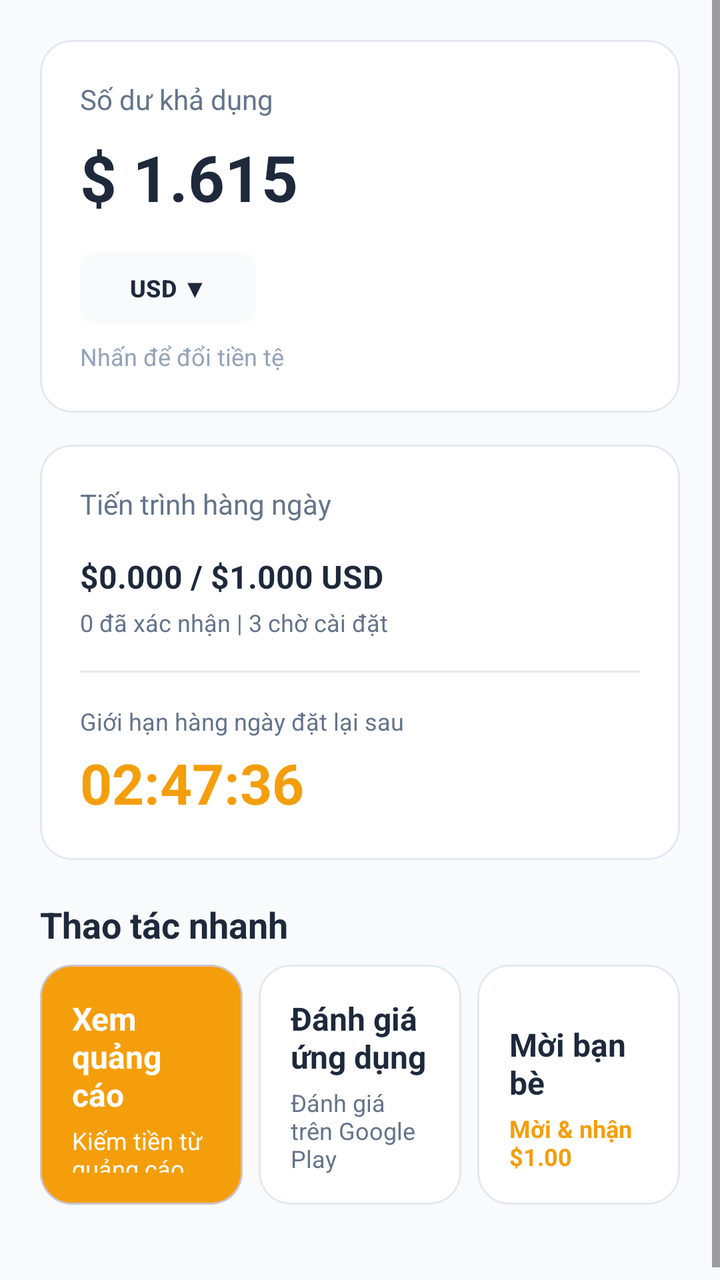
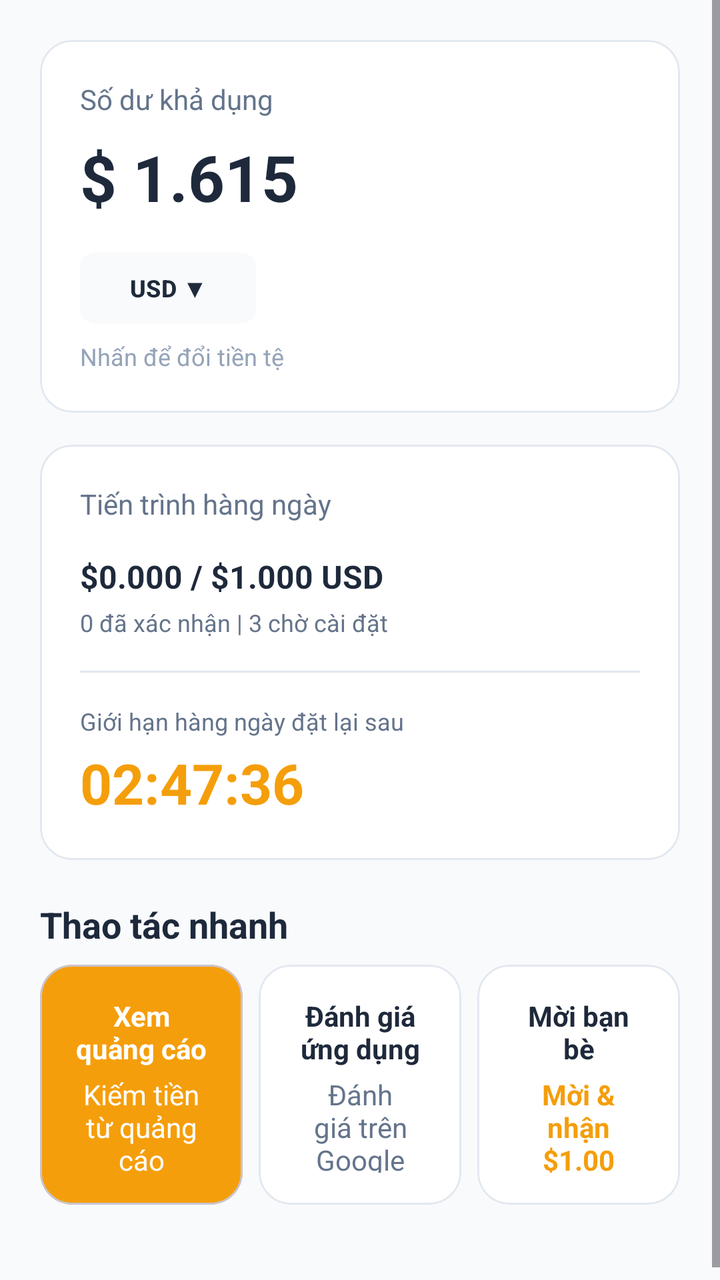

Before-and-after screenshots of an Android layout around one commit, followed by the original layout XML and the change that was made.
<!-- AndroidManifest.xml: application theme Theme.View2Earn -->
<!-- res/layout/fragment_home.xml -->
<?xml version="1.0" encoding="utf-8"?>
<ScrollView xmlns:android="http://schemas.android.com/apk/res/android"
    xmlns:app="http://schemas.android.com/apk/res-auto"
    android:layout_width="match_parent"
    android:layout_height="match_parent"
    android:background="@color/neutral_bg"
    android:fillViewport="true">

    <LinearLayout
        android:layout_width="match_parent"
        android:layout_height="wrap_content"
        android:orientation="vertical"
        android:padding="@dimen/spacing_lg">

        
        <com.google.android.material.card.MaterialCardView
            android:layout_width="match_parent"
            android:layout_height="wrap_content"
            app:cardBackgroundColor="@color/surface"
            app:cardCornerRadius="@dimen/corner_radius_lg"
            app:cardElevation="0dp"
            app:strokeColor="@color/border_color"
            app:strokeWidth="1dp">

            <LinearLayout
                android:layout_width="match_parent"
                android:layout_height="wrap_content"
                android:orientation="vertical"
                android:padding="@dimen/spacing_lg">

                <TextView
                    android:layout_width="wrap_content"
                    android:layout_height="wrap_content"
                    android:text="@string/label_available_balance"
                    android:textColor="@color/text_secondary"
                    android:textSize="@dimen/text_secondary" />

                <TextView
                    android:id="@+id/tvBalance"
                    android:layout_width="wrap_content"
                    android:layout_height="wrap_content"
                    android:layout_marginTop="@dimen/spacing_sm"
                    android:text="@string/sample_balance"
                    android:textColor="@color/text_primary"
                    android:textSize="@dimen/text_big_number"
                    android:textStyle="bold" />

                <com.google.android.material.button.MaterialButton
                    android:id="@+id/btnCurrency"
                    style="@style/Widget.Material3.Button.TonalButton"
                    android:layout_width="wrap_content"
                    android:layout_height="36dp"
                    android:layout_marginTop="@dimen/spacing_md"
                    android:insetTop="0dp"
                    android:insetBottom="0dp"
                    android:paddingHorizontal="@dimen/spacing_md"
                    android:paddingVertical="0dp"
                    android:text="@string/currency_usd"
                    android:textColor="@color/text_primary"
                    android:textSize="@dimen/text_caption"
                    android:textStyle="bold"
                    app:backgroundTint="@color/neutral_bg"
                    app:cornerRadius="@dimen/corner_radius_sm" />

                <TextView
                    android:layout_width="wrap_content"
                    android:layout_height="wrap_content"
                    android:layout_marginTop="@dimen/spacing_sm"
                    android:text="@string/subtext_change_currency"
                    android:textColor="@color/text_hint"
                    android:textSize="@dimen/text_caption" />
            </LinearLayout>
        </com.google.android.material.card.MaterialCardView>

        
        <com.google.android.material.card.MaterialCardView
            android:layout_width="match_parent"
            android:layout_height="wrap_content"
            android:layout_marginTop="@dimen/spacing_md"
            app:cardBackgroundColor="@color/surface"
            app:cardCornerRadius="@dimen/corner_radius_lg"
            app:cardElevation="0dp"
            app:strokeColor="@color/border_color"
            app:strokeWidth="1dp">

            <LinearLayout
                android:layout_width="match_parent"
                android:layout_height="wrap_content"
                android:orientation="vertical"
                android:padding="@dimen/spacing_lg">

                <TextView
                    android:layout_width="wrap_content"
                    android:layout_height="wrap_content"
                    android:text="@string/label_daily_progress"
                    android:textColor="@color/text_secondary"
                    android:textSize="@dimen/text_secondary" />

                <TextView
                    android:id="@+id/tvDailyProgressAmount"
                    android:layout_width="wrap_content"
                    android:layout_height="wrap_content"
                    android:layout_marginTop="@dimen/spacing_md"
                    android:text="@string/sample_daily_amount"
                    android:textColor="@color/text_primary"
                    android:textSize="@dimen/text_body"
                    android:textStyle="bold" />

                <TextView
                    android:id="@+id/tvDailyProgressStatus"
                    android:layout_width="wrap_content"
                    android:layout_height="wrap_content"
                    android:layout_marginTop="@dimen/spacing_xs"
                    android:text="@string/sample_daily_status"
                    android:textColor="@color/text_secondary"
                    android:textSize="@dimen/text_caption" />

                <View
                    android:layout_width="match_parent"
                    android:layout_height="1dp"
                    android:layout_marginVertical="@dimen/spacing_md"
                    android:background="@color/border_color" />

                <TextView
                    android:layout_width="wrap_content"
                    android:layout_height="wrap_content"
                    android:text="@string/label_reset_limit"
                    android:textColor="@color/text_secondary"
                    android:textSize="@dimen/text_caption" />

                <TextView
                    android:id="@+id/tvResetTimer"
                    android:layout_width="wrap_content"
                    android:layout_height="wrap_content"
                    android:layout_marginTop="@dimen/spacing_xs"
                    android:text="@string/sample_reset_timer"
                    android:textColor="@color/primary"
                    android:textSize="@dimen/text_timer"
                    android:textStyle="bold" />
            </LinearLayout>
        </com.google.android.material.card.MaterialCardView>

        
        <TextView
            android:layout_width="wrap_content"
            android:layout_height="wrap_content"
            android:layout_marginTop="@dimen/spacing_lg"
            android:text="@string/section_quick_actions"
            android:textColor="@color/text_primary"
            android:textSize="@dimen/text_section_title"
            android:textStyle="bold" />

        <LinearLayout
            android:layout_width="match_parent"
            android:layout_height="wrap_content"
            android:layout_marginTop="@dimen/spacing_sm"
            android:layout_marginBottom="@dimen/spacing_xl"
            android:orientation="horizontal">

            
            <com.google.android.material.card.MaterialCardView
                android:id="@+id/cardWatchAds"
                android:layout_width="0dp"
                android:layout_height="wrap_content"
                android:layout_marginEnd="@dimen/spacing_xs"
                android:layout_weight="1"
                android:clickable="true"
                android:focusable="true"
                app:cardBackgroundColor="@color/primary"
                app:cardCornerRadius="@dimen/corner_radius_lg"
                app:cardElevation="0dp">

                <LinearLayout
                    android:layout_width="match_parent"
                    android:layout_height="120dp"
                    android:gravity="bottom"
                    android:orientation="vertical"
                    android:padding="@dimen/spacing_md">

                    <TextView
                        android:layout_width="wrap_content"
                        android:layout_height="wrap_content"
                        android:text="@string/action_watch_ads_title"
                        android:textColor="@color/on_primary"
                        android:textSize="@dimen/text_body"
                        android:textStyle="bold" />

                    <TextView
                        android:layout_width="wrap_content"
                        android:layout_height="wrap_content"
                        android:layout_marginTop="@dimen/spacing_xs"
                        android:text="@string/action_watch_ads_desc"
                        android:textColor="@color/on_primary"
                        android:textSize="@dimen/text_caption" />
                </LinearLayout>
            </com.google.android.material.card.MaterialCardView>

            
            <com.google.android.material.card.MaterialCardView
                android:id="@+id/cardRateApp"
                android:layout_width="0dp"
                android:layout_height="wrap_content"
                android:layout_marginHorizontal="@dimen/spacing_xs"
                android:layout_weight="1"
                android:clickable="true"
                android:focusable="true"
                app:cardBackgroundColor="@color/surface"
                app:cardCornerRadius="@dimen/corner_radius_lg"
                app:cardElevation="0dp"
                app:strokeColor="@color/border_color"
                app:strokeWidth="1dp">

                <LinearLayout
                    android:layout_width="match_parent"
                    android:layout_height="120dp"
                    android:gravity="bottom"
                    android:orientation="vertical"
                    android:padding="@dimen/spacing_md">

                    <TextView
                        android:layout_width="wrap_content"
                        android:layout_height="wrap_content"
                        android:text="@string/action_rate_app_title"
                        android:textColor="@color/text_primary"
                        android:textSize="@dimen/text_body"
                        android:textStyle="bold" />

                    <TextView
                        android:layout_width="wrap_content"
                        android:layout_height="wrap_content"
                        android:layout_marginTop="@dimen/spacing_xs"
                        android:text="@string/action_rate_app_desc"
                        android:textColor="@color/text_secondary"
                        android:textSize="@dimen/text_caption" />
                </LinearLayout>
            </com.google.android.material.card.MaterialCardView>

            
            <com.google.android.material.card.MaterialCardView
                android:id="@+id/cardInviteFriends"
                android:layout_width="0dp"
                android:layout_height="wrap_content"
                android:layout_marginStart="@dimen/spacing_xs"
                android:layout_weight="1"
                android:clickable="true"
                android:focusable="true"
                app:cardBackgroundColor="@color/surface"
                app:cardCornerRadius="@dimen/corner_radius_lg"
                app:cardElevation="0dp"
                app:strokeColor="@color/border_color"
                app:strokeWidth="1dp">

                <LinearLayout
                    android:layout_width="match_parent"
                    android:layout_height="120dp"
                    android:gravity="bottom"
                    android:orientation="vertical"
                    android:padding="@dimen/spacing_md">

                    <TextView
                        android:layout_width="wrap_content"
                        android:layout_height="wrap_content"
                        android:text="@string/invite_friends_header"
                        android:textColor="@color/text_primary"
                        android:textSize="@dimen/text_body"
                        android:textStyle="bold" />

                    <TextView
                        android:layout_width="wrap_content"
                        android:layout_height="wrap_content"
                        android:layout_marginTop="@dimen/spacing_xs"
                        android:text="Mời &amp; nhận $1.00"
                        android:textColor="@color/primary"
                        android:textSize="@dimen/text_caption"
                        android:textStyle="bold" />
                </LinearLayout>
            </com.google.android.material.card.MaterialCardView>
        </LinearLayout>

    </LinearLayout>
</ScrollView>
<!-- resources referenced by this layout -->
<resources>
  <color name="border_color">#E2E8F0</color>
  <color name="neutral_bg">#F8FAFC</color>
  <color name="on_primary">#FFFFFF</color>
  <color name="primary">#F59E0B</color>
  <color name="surface">#FFFFFF</color>
  <color name="text_hint">#94A3B8</color>
  <color name="text_primary">#1E293B</color>
  <color name="text_secondary">#64748B</color>
  <dimen name="corner_radius_lg">16dp</dimen>
  <dimen name="corner_radius_sm">8dp</dimen>
  <dimen name="spacing_lg">20dp</dimen>
  <dimen name="spacing_md">16dp</dimen>
  <dimen name="spacing_sm">8dp</dimen>
  <dimen name="spacing_xl">24dp</dimen>
  <dimen name="spacing_xs">4dp</dimen>
  <dimen name="text_big_number">32sp</dimen>
  <dimen name="text_body">16sp</dimen>
  <dimen name="text_caption">12sp</dimen>
  <dimen name="text_secondary">14sp</dimen>
  <dimen name="text_section_title">18sp</dimen>
  <dimen name="text_timer">28sp</dimen>
  <string name="action_rate_app_desc">Đánh giá trên Google Play</string>
  <string name="action_rate_app_title">Đánh giá ứng dụng</string>
  <string name="action_watch_ads_desc">Kiếm tiền từ quảng cáo</string>
  <string name="action_watch_ads_title">Xem quảng cáo</string>
  <string name="currency_usd">USD  ▼</string>
  <string name="invite_friends_header">Mời bạn bè</string>
  <string name="label_available_balance">Số dư khả dụng</string>
  <string name="label_daily_progress">Tiến trình hàng ngày</string>
  <string name="label_reset_limit">Giới hạn hàng ngày đặt lại sau</string>
  <string name="sample_balance">$ 1.615</string>
  <string name="sample_daily_amount">$0.000 / $1.000 USD</string>
  <string name="sample_daily_status">0 đã xác nhận | 3 chờ cài đặt</string>
  <string name="sample_reset_timer">02:47:36</string>
  <string name="section_quick_actions">Thao tác nhanh</string>
  <string name="subtext_change_currency">Nhấn để đổi tiền tệ</string>
  <style name="Theme.View2Earn" parent="Base.Theme.View2Earn" />
  <style name="Base.Theme.View2Earn" parent="Theme.Material3.Light.NoActionBar">
          
          <item name="colorPrimary">@color/primary</item>
          <item name="colorOnPrimary">@color/on_primary</item>
          <item name="android:windowBackground">@color/neutral_bg</item>
          <item name="android:statusBarColor">@color/neutral_bg</item>
          <item name="android:windowLightStatusBar" tools:targetApi="m">true</item>
      </style>
</resources>

<!-- the commit's change to res/layout/fragment_home.xml (unified diff, before → after) -->
@@ -173,25 +173,27 @@
                 <LinearLayout
                     android:layout_width="match_parent"
                     android:layout_height="120dp"
-                    android:gravity="bottom"
+                    android:gravity="center"
                     android:orientation="vertical"
                     android:padding="@dimen/spacing_md">
 
                     <TextView
                         android:layout_width="wrap_content"
                         android:layout_height="wrap_content"
+                        android:gravity="center"
                         android:text="@string/action_watch_ads_title"
                         android:textColor="@color/on_primary"
-                        android:textSize="@dimen/text_body"
+                        android:textSize="14sp"
                         android:textStyle="bold" />
 
                     <TextView
                         android:layout_width="wrap_content"
                         android:layout_height="wrap_content"
                         android:layout_marginTop="@dimen/spacing_xs"
+                        android:gravity="center"
                         android:text="@string/action_watch_ads_desc"
                         android:textColor="@color/on_primary"
-                        android:textSize="@dimen/text_caption" />
+                        android:textSize="14sp" />
                 </LinearLayout>
             </com.google.android.material.card.MaterialCardView>
 
@@ -213,25 +215,27 @@
                 <LinearLayout
                     android:layout_width="match_parent"
                     android:layout_height="120dp"
-                    android:gravity="bottom"
+                    android:gravity="center"
                     android:orientation="vertical"
                     android:padding="@dimen/spacing_md">
 
                     <TextView
                         android:layout_width="wrap_content"
                         android:layout_height="wrap_content"
+                        android:gravity="center"
                         android:text="@string/action_rate_app_title"
                         android:textColor="@color/text_primary"
-                        android:textSize="@dimen/text_body"
+                        android:textSize="14sp"
                         android:textStyle="bold" />
 
                     <TextView
                         android:layout_width="wrap_content"
                         android:layout_height="wrap_content"
                         android:layout_marginTop="@dimen/spacing_xs"
+                        android:gravity="center"
                         android:text="@string/action_rate_app_desc"
                         android:textColor="@color/text_secondary"
-                        android:textSize="@dimen/text_caption" />
+                        android:textSize="14sp" />
                 </LinearLayout>
             </com.google.android.material.card.MaterialCardView>
 
@@ -253,25 +257,27 @@
                 <LinearLayout
                     android:layout_width="match_parent"
                     android:layout_height="120dp"
-                    android:gravity="bottom"
+                    android:gravity="center"
                     android:orientation="vertical"
                     android:padding="@dimen/spacing_md">
 
                     <TextView
                         android:layout_width="wrap_content"
                         android:layout_height="wrap_content"
+                        android:gravity="center"
                         android:text="@string/invite_friends_header"
                         android:textColor="@color/text_primary"
-                        android:textSize="@dimen/text_body"
+                        android:textSize="14sp"
                         android:textStyle="bold" />
 
                     <TextView
                         android:layout_width="wrap_content"
                         android:layout_height="wrap_content"
                         android:layout_marginTop="@dimen/spacing_xs"
+                        android:gravity="center"
                         android:text="Mời &amp; nhận $1.00"
                         android:textColor="@color/primary"
-                        android:textSize="@dimen/text_caption"
+                        android:textSize="14sp"
                         android:textStyle="bold" />
                 </LinearLayout>
             </com.google.android.material.card.MaterialCardView>
